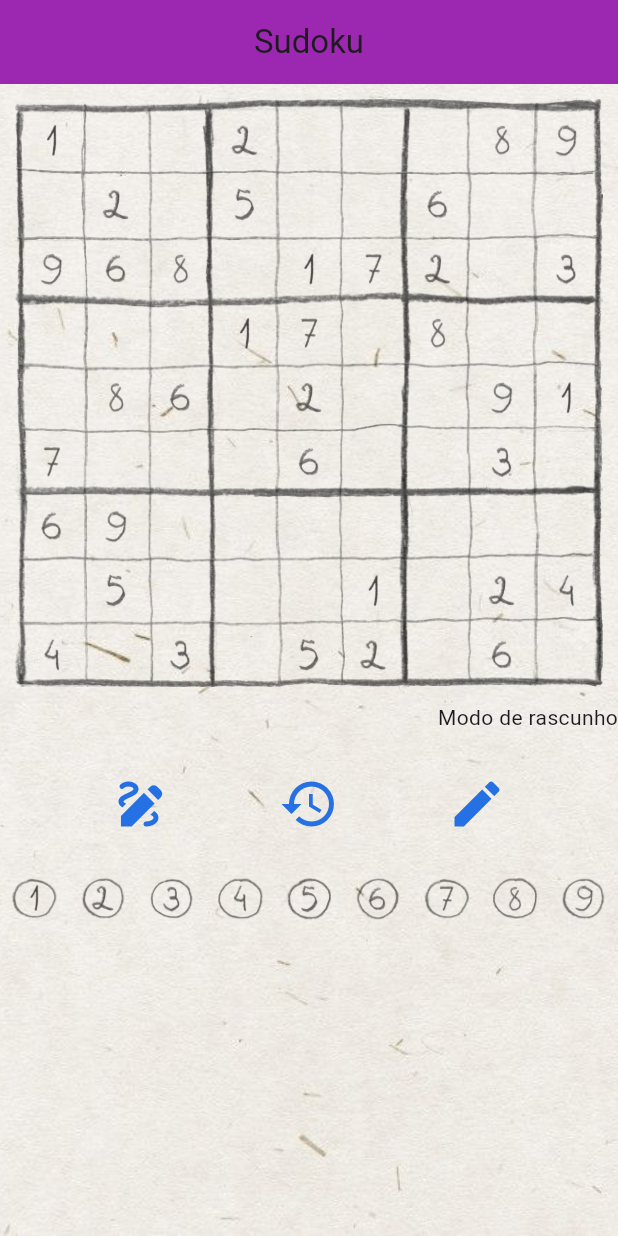
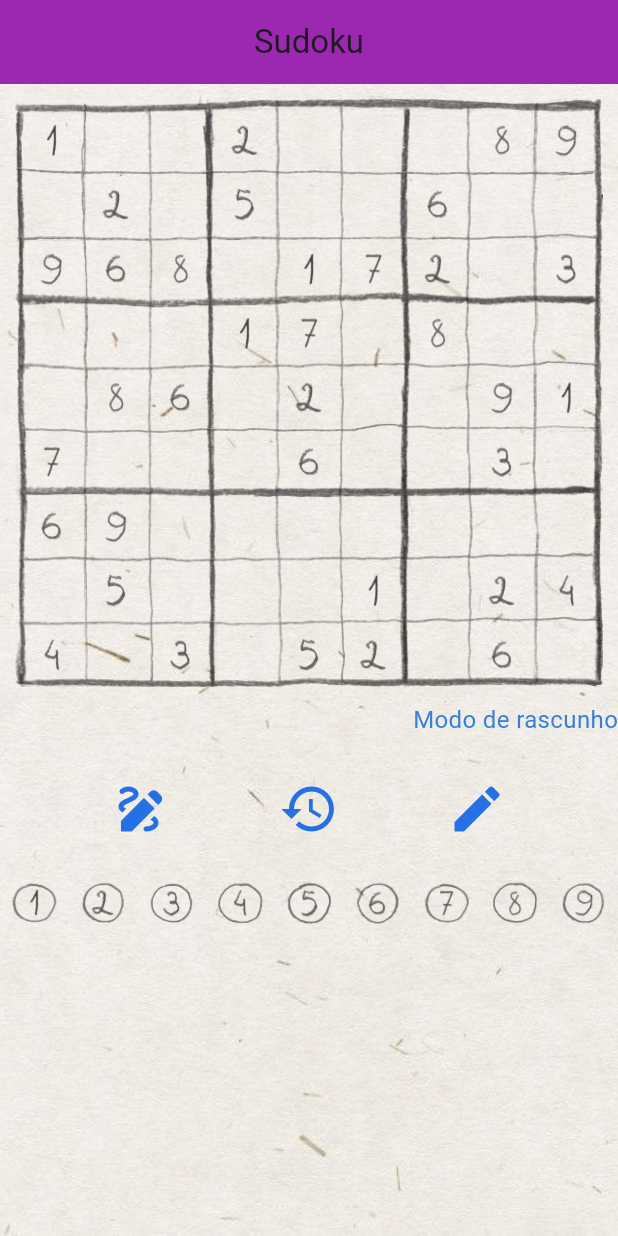
Before and after one commit to reily-cleiane/sudoku, a Flutter app: the screen it shows after launch, after a tap on "Fácil", after a tap on the "create" icon, on a phone screen of 412 x 824 dp. Run offline on Flutter 3.47's test engine with Material 3 defaults, Android fonts, the phone set to English and light mode, and no system bars.

Commit message:
Centraliza cores da interface

```diff
--- a/lib/componentes/celula.dart
+++ b/lib/componentes/celula.dart
@@ -1,20 +1,25 @@
 import 'package:flutter/material.dart';
-import 'dart:math';
+import 'package:sudoku_app/estilo.dart';
 import 'package:sudoku_app/modelos/celula.model.dart';
 
-/**
- * Classe responsável por gerar o conteúdo formatado de uma célula do grid
- */
+/// Classe responsável por gerar o conteúdo formatado de uma célula do grid
 class CelulaGrid extends StatelessWidget {
-  const CelulaGrid({super.key, required this.celula});
+  const CelulaGrid({super.key, required this.celula, this.valorSelecionado, this.celulaEstaSelecionada = false});
+  final Celula celula;
+  final int? valorSelecionado;
+  final bool? celulaEstaSelecionada;
 
-  final Celula celula;
+  bool get _deveDestacarValorSelecionado =>
+      valorSelecionado != null && celula.valor != 0 && celula.valor == valorSelecionado;
 
-  // Recupera a imagem correta a ser exibida na célula, de acordo com o valor desejado
+  Color get _corDestaqueValorSelecionado => Estilo.corDestaqueBackgroundValorSelecionado;
+  Color get _corDestaqueLinhaColuna => Estilo.corDestaqueBackgroundLinhaColuna;
+
+  /// Recupera a imagem correta a ser exibida na célula, de acordo com o valor desejado
   Padding _recuperarNumero(Celula celula, [bool fixo = false]) {
     String nome = fixo ? "${celula.valor}.png" : "${celula.valor}a.png";
     String caminho = "imagens/imgs_celulas/$nome";
-    return Padding(padding: EdgeInsetsGeometry.all(10), child: Image.asset(caminho));
+    return Padding(padding: const EdgeInsets.all(10), child: Image.asset(caminho));
   }
 
   Padding _gerarCelulaRascunho(Celula celula) {
@@ -24,10 +29,20 @@ class CelulaGrid extends StatelessWidget {
     for (int i = 1; i <= maiorNumeroPossivel; i++) {
       final existeNoRascunho = celula.rascunho.contains(i);
       final conteudo = existeNoRascunho ? '$i ' : ' ';
-      numeros.add(Text(conteudo, textAlign: TextAlign.center, style: const TextStyle(fontSize: 10)));
+      final destacarValorEmRascunho = valorSelecionado == i;
+      numeros.add(
+        Text(
+          conteudo,
+          textAlign: TextAlign.center,
+          style: TextStyle(
+            fontSize: 10,
+            backgroundColor: destacarValorEmRascunho ? _corDestaqueValorSelecionado : null,
+          ),
+        ),
+      );
     }
     return Padding(
-      padding: EdgeInsetsGeometry.all(2),
+      padding: const EdgeInsets.all(2),
       child: GridView.count(
         shrinkWrap: true,
         crossAxisCount: 3,
@@ -38,21 +53,31 @@ class CelulaGrid extends StatelessWidget {
     );
   }
 
-  Center _gerarCelulaFixa(Celula celula) {
-    return Center(child: _recuperarNumero(celula, true));
+  Container _gerarCelulaFixa(Celula celula) {
+    return Container(
+      color: _deveDestacarValorSelecionado ? _corDestaqueValorSelecionado : null,
+      child: Center(child: _recuperarNumero(celula, true)),
+    );
   }
 
-  Center _gerarCelulaPreenchida(Celula celula) {
-    return Center(child: _recuperarNumero(celula, false));
+  Container _gerarCelulaPreenchida(Celula celula) {
+    return Container(
+      color: _deveDestacarValorSelecionado ? _corDestaqueValorSelecionado : null,
+      child: Center(child: _recuperarNumero(celula, false)),
+    );
   }
 
   Widget _gerarCelula(Celula celula) {
+    //Célula definida originalmente
     if (celula.isFixo) {
       return _gerarCelulaFixa(celula);
+      //Célula com rascunhos
     } else if ((celula.valor == 0 || celula.valor == null) && celula.rascunho.isNotEmpty) {
       return _gerarCelulaRascunho(celula);
+      //Célula vazia
     } else if (celula.valor == 0 || celula.valor == null) {
       return Text('');
+      //Célula preenchida pelo usuário
     } else {
       return _gerarCelulaPreenchida(celula);
     }
--- a/lib/componentes/grid.dart
+++ b/lib/componentes/grid.dart
@@ -1,12 +1,18 @@
 import 'package:flutter/material.dart';
 import 'package:sudoku_app/componentes/celula.dart';
+import 'package:sudoku_app/estilo.dart';
 import 'package:sudoku_app/modelos/celula.model.dart';
 import 'package:sudoku_app/modelos/posicao.model.dart';
 
 class GridSudoku extends StatefulWidget {
-  const GridSudoku({super.key, required this.tabuleiro, required this.celulaClicada, this.posicaoDestacadaDuplicidade});
+  const GridSudoku({
+    super.key,
+    required this.tabuleiro,
+    required this.eventoCelulaClicada,
+    this.posicaoDestacadaDuplicidade,
+  });
   final List<List<Celula>> tabuleiro;
-  final Function(Posicao posicao) celulaClicada;
+  final Function(Posicao posicao) eventoCelulaClicada;
   final Posicao? posicaoDestacadaDuplicidade;
 
   @override
@@ -14,7 +20,8 @@ class GridSudoku extends StatefulWidget {
 }
 
 class _GridSudokuState extends State<GridSudoku> with SingleTickerProviderStateMixin {
-  Posicao? _celulaLocalDestacada;
+  Posicao? _posicaoCelulaSelecionada;
+  int? _valorSelecionado;
   late AnimationController _controller;
   late Animation<Color?> _colorAnimation;
   Posicao? _posicaoInternaPiscar;
@@ -26,7 +33,7 @@ class _GridSudokuState extends State<GridSudoku> with SingleTickerProviderStateM
 
     _colorAnimation = ColorTween(
       begin: Colors.transparent,
-      end: Colors.red.withValues(alpha: 0.2),
+      end: Estilo.corDestaqueBackgroundDuplicado,
     ).animate(_controller);
 
     _controller.addStatusListener((status) {
@@ -62,9 +69,10 @@ class _GridSudokuState extends State<GridSudoku> with SingleTickerProviderStateM
 
   void _tratarToque(int i, int j) {
     setState(() {
-      _celulaLocalDestacada = (i, j);
+      _posicaoCelulaSelecionada = (i, j);
+      _valorSelecionado = widget.tabuleiro[i][j].valor;
     });
-    widget.celulaClicada((i, j));
+    widget.eventoCelulaClicada((i, j));
   }
 
   List<Widget> gerarCelulas() {
@@ -77,6 +85,7 @@ class _GridSudokuState extends State<GridSudoku> with SingleTickerProviderStateM
           animation: _colorAnimation,
           builder: (context, child) {
             final bool isPiscando = _posicaoInternaPiscar?.$1 == i && _posicaoInternaPiscar?.$2 == j;
+            final bool celulaSelecionada = i == _posicaoCelulaSelecionada?.$1 || j == _posicaoCelulaSelecionada?.$2;
 
             return GestureDetector(
               onTap: () => _tratarToque(i, j),
@@ -85,11 +94,15 @@ class _GridSudokuState extends State<GridSudoku> with SingleTickerProviderStateM
                   color: isPiscando
                       ? _colorAnimation
                             .value // Agora ele vai pegar o valor atualizado no tempo
-                      : (_celulaLocalDestacada?.$1 == i && _celulaLocalDestacada?.$2 == j)
-                      ? const Color.fromARGB(92, 199, 155, 106)
+                      : (_posicaoCelulaSelecionada?.$1 == i && _posicaoCelulaSelecionada?.$2 == j)
+                      ? Estilo.corDestaqueBackgroundCelulaSelecionada
                       : Colors.transparent,
                 ),
-                child: CelulaGrid(celula: widget.tabuleiro[i][j]),
+                child: CelulaGrid(
+                  celula: widget.tabuleiro[i][j],
+                  celulaEstaSelecionada: celulaSelecionada,
+                  valorSelecionado: _valorSelecionado,
+                ),
               ),
             );
           },
--- /dev/null
+++ b/lib/estilo.dart
@@ -0,0 +1,11 @@
+import 'package:flutter/material.dart';
+
+class Estilo {
+  static final Color corDestaqueBackgroundDuplicado = Colors.red.withValues(alpha: 0.2);
+  static final Color corDestaqueBackgroundValorSelecionado = const Color.fromARGB(118, 105, 160, 105);
+  static final Color corDestaqueBackgroundCelulaSelecionada = const Color.fromARGB(92, 199, 155, 106);
+  static final Color corFonteRascunho = const Color.fromARGB(255, 57, 127, 218);
+  static final Color corDestaqueBackgroundLinhaColuna = const Color.fromARGB(255, 153, 189, 153);
+
+  Estilo();
+}
--- a/lib/telas/jogo.dart
+++ b/lib/telas/jogo.dart
@@ -2,6 +2,7 @@ import 'package:flutter/material.dart';
 import 'package:sudoku_app/componentes/botoes_jogo.dart';
 import 'package:sudoku_app/componentes/grid.dart';
 import 'package:sudoku_app/componentes/teclado.dart';
+import 'package:sudoku_app/estilo.dart';
 import 'package:sudoku_app/logica/dificuldade.dart';
 import 'package:sudoku_app/logica/logica.dart';
 import 'package:sudoku_app/modelos/celula.model.dart';
@@ -147,7 +148,7 @@ class JogoState extends State<Jogo> {
                       aspectRatio: 1.0,
                       child: GridSudoku(
                         tabuleiro: tabuleiro,
-                        celulaClicada: (posicao) => _celulaClicada(posicao),
+                        eventoCelulaClicada: (posicao) => _celulaClicada(posicao),
                         posicaoDestacadaDuplicidade: posicaoDestacadaDuplicidade,
                       ),
                     ),
@@ -155,7 +156,10 @@ class JogoState extends State<Jogo> {
                 ),
                 Container(
                   alignment: Alignment.centerRight,
-                  child: Text(modoRascunho == true ? "Modo de rascunho" : ""),
+                  child: Text(
+                    modoRascunho == true ? "Modo de rascunho" : "",
+                    style: TextStyle(color: Estilo.corFonteRascunho, fontSize: 16.0),
+                  ),
                 ),
                 BotoesJogo(apagar: apagar, desfazer: desfazer, anotar: anotar),
                 Teclado(
```
